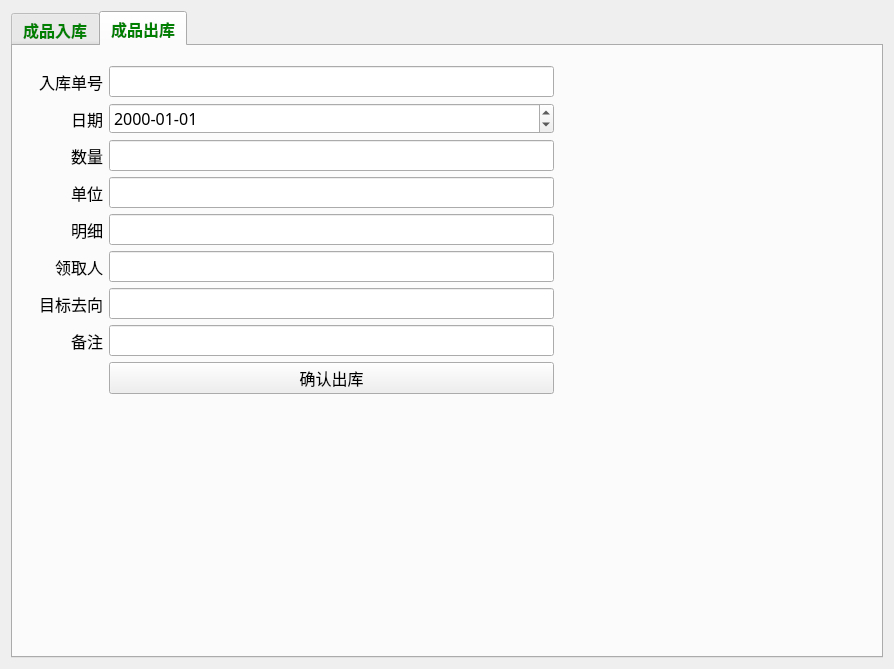
Qt form ChengPin/chengpinchuruku.ui (xujunmingbest/TuYuErp) before a commit.
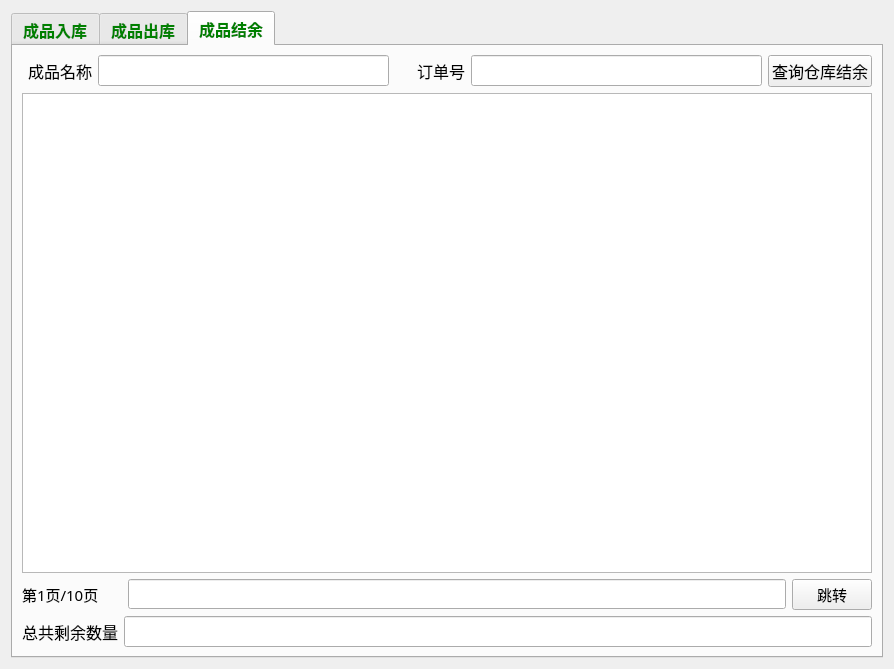
The same form after that commit. The open tabs and pages were chosen to show the change.

The edit to the form file:
```diff
--- a/ChengPin/chengpinchuruku.ui
+++ b/ChengPin/chengpinchuruku.ui
@@ -754,6 +754,194 @@
        </layout>
       </widget>
      </widget>
+     <widget class="QWidget" name="tab_3">
+      <attribute name="title">
+       <string>成品结余</string>
+      </attribute>
+      <layout class="QVBoxLayout" name="verticalLayout">
+       <item>
+        <layout class="QHBoxLayout" name="horizontalLayout">
+         <item>
+          <widget class="QLabel" name="Label_25">
+           <property name="minimumSize">
+            <size>
+             <width>70</width>
+             <height>0</height>
+            </size>
+           </property>
+           <property name="font">
+            <font>
+             <family>Agency FB</family>
+             <pointsize>12</pointsize>
+            </font>
+           </property>
+           <property name="text">
+            <string>成品名称</string>
+           </property>
+           <property name="alignment">
+            <set>Qt::AlignRight|Qt::AlignTrailing|Qt::AlignVCenter</set>
+           </property>
+          </widget>
+         </item>
+         <item>
+          <widget class="QLineEdit" name="LineEdit_name_3">
+           <property name="font">
+            <font>
+             <family>Agency FB</family>
+             <pointsize>12</pointsize>
+            </font>
+           </property>
+          </widget>
+         </item>
+         <item>
+          <widget class="QLabel" name="Label_26">
+           <property name="minimumSize">
+            <size>
+             <width>70</width>
+             <height>0</height>
+            </size>
+           </property>
+           <property name="font">
+            <font>
+             <family>Agency FB</family>
+             <pointsize>12</pointsize>
+            </font>
+           </property>
+           <property name="text">
+            <string>订单号</string>
+           </property>
+           <property name="alignment">
+            <set>Qt::AlignRight|Qt::AlignTrailing|Qt::AlignVCenter</set>
+           </property>
+          </widget>
+         </item>
+         <item>
+          <widget class="QLineEdit" name="LineEdit_order_id_3">
+           <property name="font">
+            <font>
+             <family>Agency FB</family>
+             <pointsize>12</pointsize>
+            </font>
+           </property>
+          </widget>
+         </item>
+         <item>
+          <widget class="QPushButton" name="pushButton_3">
+           <property name="font">
+            <font>
+             <family>Agency FB</family>
+             <pointsize>12</pointsize>
+            </font>
+           </property>
+           <property name="text">
+            <string>查询仓库结余</string>
+           </property>
+          </widget>
+         </item>
+        </layout>
+       </item>
+       <item>
+        <widget class="QTableWidget" name="tableWidget_jieyu">
+         <property name="font">
+          <font>
+           <pointsize>12</pointsize>
+          </font>
+         </property>
+         <attribute name="horizontalHeaderMinimumSectionSize">
+          <number>20</number>
+         </attribute>
+         <attribute name="verticalHeaderDefaultSectionSize">
+          <number>30</number>
+         </attribute>
+         <attribute name="verticalHeaderMinimumSectionSize">
+          <number>20</number>
+         </attribute>
+        </widget>
+       </item>
+       <item>
+        <layout class="QHBoxLayout" name="horizontalLayout_7">
+         <item>
+          <widget class="QLabel" name="label_page">
+           <property name="minimumSize">
+            <size>
+             <width>100</width>
+             <height>0</height>
+            </size>
+           </property>
+           <property name="font">
+            <font>
+             <family>Agency FB</family>
+             <pointsize>11</pointsize>
+            </font>
+           </property>
+           <property name="text">
+            <string>第1页/10页</string>
+           </property>
+          </widget>
+         </item>
+         <item>
+          <widget class="QLineEdit" name="lineEdit_page">
+           <property name="font">
+            <font>
+             <family>Agency FB</family>
+             <pointsize>11</pointsize>
+            </font>
+           </property>
+          </widget>
+         </item>
+         <item>
+          <widget class="QPushButton" name="pushButton_15">
+           <property name="font">
+            <font>
+             <family>Agency FB</family>
+             <pointsize>11</pointsize>
+            </font>
+           </property>
+           <property name="text">
+            <string>跳转</string>
+           </property>
+          </widget>
+         </item>
+        </layout>
+       </item>
+       <item>
+        <layout class="QHBoxLayout" name="horizontalLayout_2">
+         <item>
+          <widget class="QLabel" name="Label_28">
+           <property name="minimumSize">
+            <size>
+             <width>70</width>
+             <height>0</height>
+            </size>
+           </property>
+           <property name="font">
+            <font>
+             <family>Agency FB</family>
+             <pointsize>12</pointsize>
+            </font>
+           </property>
+           <property name="text">
+            <string>总共剩余数量</string>
+           </property>
+           <property name="alignment">
+            <set>Qt::AlignRight|Qt::AlignTrailing|Qt::AlignVCenter</set>
+           </property>
+          </widget>
+         </item>
+         <item>
+          <widget class="QLineEdit" name="LineEdit_shuliang_3">
+           <property name="font">
+            <font>
+             <family>Agency FB</family>
+             <pointsize>12</pointsize>
+            </font>
+           </property>
+          </widget>
+         </item>
+        </layout>
+       </item>
+      </layout>
+     </widget>
     </widget>
    </item>
   </layout>
```
Left out of the diff: 183 changed lines with no effect on the pictures.
